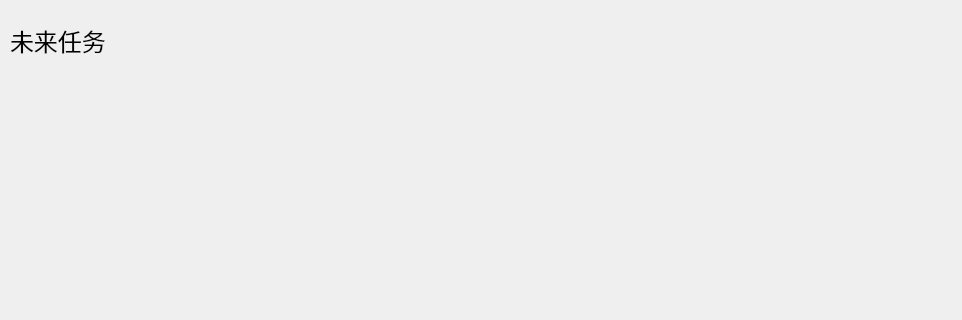
This is Easygtd/expectedworks.ui in topologicalstructure/HCIProject as Qt 5 draws it before an edit; both pictures show x 0 to 962 and y 0 to 320 of the 962 by 597 pixel window. The edited form follows.
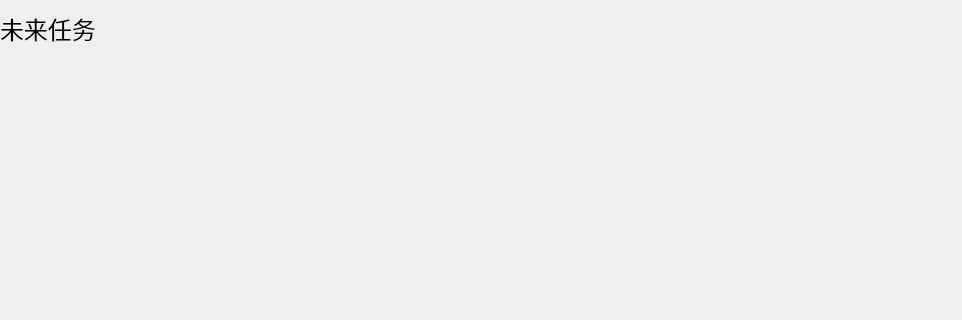
This is the edited form. Custom widgets are drawn as their Qt base class.

The edit to the form file:
```diff
--- a/Easygtd/expectedworks.ui
+++ b/Easygtd/expectedworks.ui
@@ -13,14 +13,26 @@
   <property name="windowTitle">
    <string>Form</string>
   </property>
+  <layout class="QVBoxLayout" name="verticalLayout">
+   <property name="spacing">
+    <number>0</number>
+   </property>
+   <property name="leftMargin">
+    <number>0</number>
+   </property>
+   <property name="rightMargin">
+    <number>0</number>
+   </property>
+   <property name="bottomMargin">
+    <number>0</number>
+   </property>
+   <item>
   <widget class="QLabel" name="label">
-   <property name="geometry">
-    <rect>
-     <x>10</x>
-     <y>10</y>
-     <width>141</width>
-     <height>61</height>
-    </rect>
+     <property name="sizePolicy">
+      <sizepolicy hsizetype="Preferred" vsizetype="Fixed">
+       <horstretch>0</horstretch>
+       <verstretch>0</verstretch>
+      </sizepolicy>
    </property>
    <property name="font">
     <font>
@@ -31,7 +43,36 @@
     <string>未来任务</string>
    </property>
   </widget>
- </widget>
+   </item>
+   <item>
+    <widget class="QWidget" name="widget_2" native="true"/>
+   </item>
+   <item>
+    <widget class="create_widget" name="widget" native="true">
+     <property name="sizePolicy">
+      <sizepolicy hsizetype="Preferred" vsizetype="Fixed">
+       <horstretch>0</horstretch>
+       <verstretch>0</verstretch>
+      </sizepolicy>
+     </property>
+     <property name="minimumSize">
+      <size>
+       <width>0</width>
+       <height>40</height>
+      </size>
+     </property>
+    </widget>
+   </item>
+  </layout>
+ </widget>
+ <customwidgets>
+  <customwidget>
+   <class>create_widget</class>
+   <extends>QWidget</extends>
+   <header>create_widget.h</header>
+   <container>1</container>
+  </customwidget>
+ </customwidgets>
  <resources/>
  <connections/>
 </ui>
```
Lines whose indentation alone changed are shown as unchanged.
